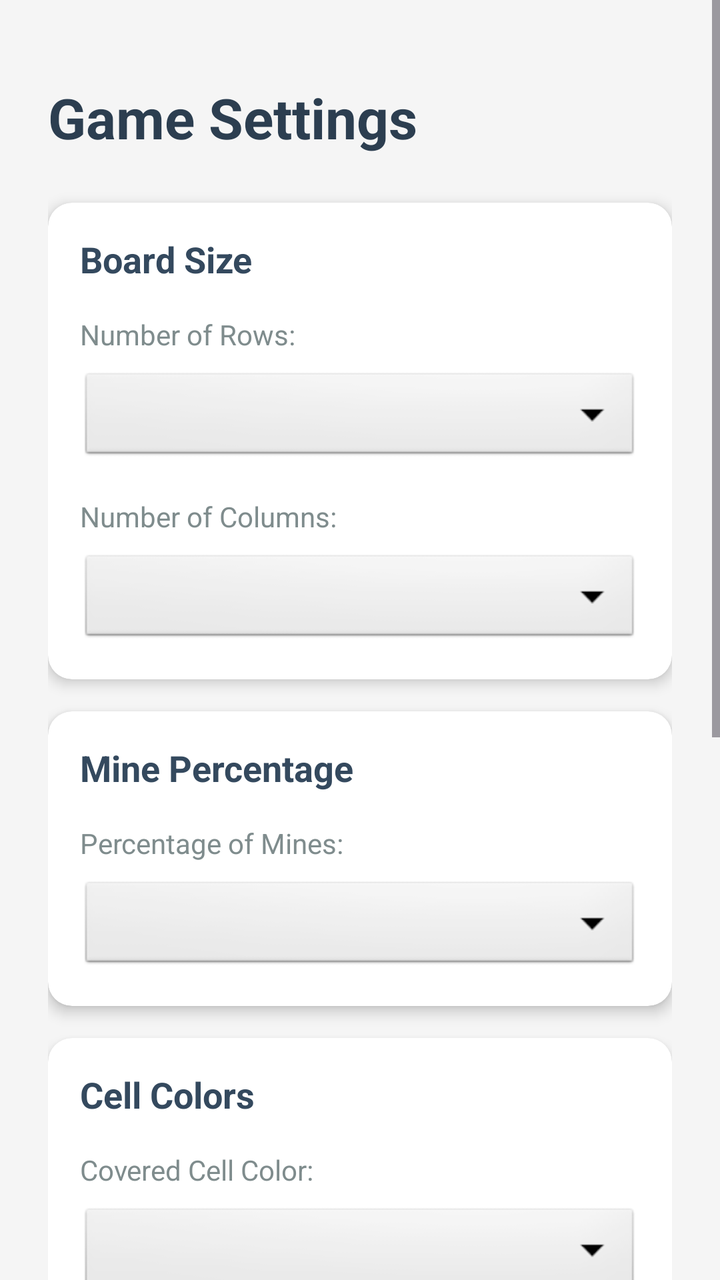
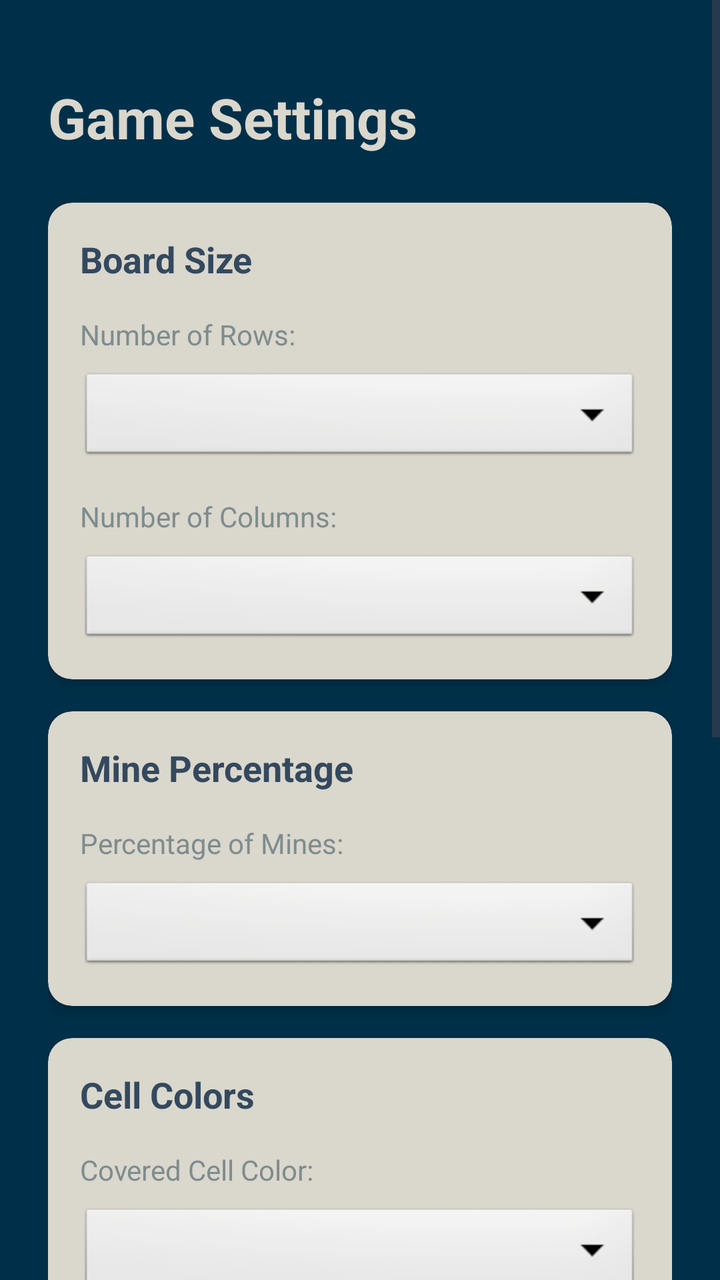

Compare the two renders of this Android layout. The source of the first and the diff that turns it into the second are given below.
<!-- AndroidManifest.xml: application theme Theme.Project2 -->
<!-- res/layout/activity_settings.xml -->
<?xml version="1.0" encoding="utf-8"?>
<ScrollView
    xmlns:android="http://schemas.android.com/apk/res/android"
    xmlns:app="http://schemas.android.com/apk/res-auto"
    android:layout_width="match_parent"
    android:layout_height="match_parent"
    android:background="#F5F5F5">

    <androidx.constraintlayout.widget.ConstraintLayout
        android:layout_width="match_parent"
        android:layout_height="wrap_content"
        android:padding="24dp">

        
        <TextView
            android:id="@+id/txtSettingsTitle"
            android:layout_width="wrap_content"
            android:layout_height="wrap_content"
            android:text="Game Settings"
            android:textSize="28sp"
            android:textStyle="bold"
            android:textColor="#2C3E50"
            app:layout_constraintTop_toTopOf="parent"
            app:layout_constraintStart_toStartOf="parent"
            android:layout_marginTop="16dp"/>

        
        <androidx.cardview.widget.CardView
            android:id="@+id/cardBoardSize"
            android:layout_width="0dp"
            android:layout_height="wrap_content"
            app:cardCornerRadius="12dp"
            app:cardElevation="4dp"
            app:layout_constraintTop_toBottomOf="@id/txtSettingsTitle"
            app:layout_constraintStart_toStartOf="parent"
            app:layout_constraintEnd_toEndOf="parent"
            android:layout_marginTop="24dp">

            <LinearLayout
                android:layout_width="match_parent"
                android:layout_height="wrap_content"
                android:orientation="vertical"
                android:padding="16dp">

                <TextView
                    android:id="@+id/txtBoardSizeTitle"
                    android:layout_width="wrap_content"
                    android:layout_height="wrap_content"
                    android:text="Board Size"
                    android:textSize="18sp"
                    android:textStyle="bold"
                    android:textColor="#34495E"
                    android:layout_marginBottom="16dp"/>

                
                <TextView
                    android:id="@+id/txtRowsLabel"
                    android:layout_width="wrap_content"
                    android:layout_height="wrap_content"
                    android:text="Number of Rows:"
                    android:textSize="14sp"
                    android:textColor="#7F8C8D"/>

                <Spinner
                    android:id="@+id/spinnerRows"
                    android:layout_width="match_parent"
                    android:layout_height="48dp"
                    android:layout_marginTop="8dp"
                    android:layout_marginBottom="16dp"
                    android:background="@android:drawable/btn_dropdown"/>

                
                <TextView
                    android:id="@+id/txtColumnsLabel"
                    android:layout_width="wrap_content"
                    android:layout_height="wrap_content"
                    android:text="Number of Columns:"
                    android:textSize="14sp"
                    android:textColor="#7F8C8D"/>

                <Spinner
                    android:id="@+id/spinnerColumns"
                    android:layout_width="match_parent"
                    android:layout_height="48dp"
                    android:layout_marginTop="8dp"
                    android:background="@android:drawable/btn_dropdown"/>

            </LinearLayout>

        </androidx.cardview.widget.CardView>

        
        <androidx.cardview.widget.CardView
            android:id="@+id/cardMinePercentage"
            android:layout_width="0dp"
            android:layout_height="wrap_content"
            app:cardCornerRadius="12dp"
            app:cardElevation="4dp"
            app:layout_constraintTop_toBottomOf="@id/cardBoardSize"
            app:layout_constraintStart_toStartOf="parent"
            app:layout_constraintEnd_toEndOf="parent"
            android:layout_marginTop="16dp">

            <LinearLayout
                android:layout_width="match_parent"
                android:layout_height="wrap_content"
                android:orientation="vertical"
                android:padding="16dp">

                <TextView
                    android:id="@+id/txtMinePercentTitle"
                    android:layout_width="wrap_content"
                    android:layout_height="wrap_content"
                    android:text="Mine Percentage"
                    android:textSize="18sp"
                    android:textStyle="bold"
                    android:textColor="#34495E"
                    android:layout_marginBottom="16dp"/>

                <TextView
                    android:id="@+id/txtMinePercentLabel"
                    android:layout_width="wrap_content"
                    android:layout_height="wrap_content"
                    android:text="Percentage of Mines:"
                    android:textSize="14sp"
                    android:textColor="#7F8C8D"/>

                <Spinner
                    android:id="@+id/spinnerMinePercent"
                    android:layout_width="match_parent"
                    android:layout_height="48dp"
                    android:layout_marginTop="8dp"
                    android:background="@android:drawable/btn_dropdown"/>

            </LinearLayout>

        </androidx.cardview.widget.CardView>

        
        <androidx.cardview.widget.CardView
            android:id="@+id/cardColorSettings"
            android:layout_width="0dp"
            android:layout_height="wrap_content"
            app:cardCornerRadius="12dp"
            app:cardElevation="4dp"
            app:layout_constraintTop_toBottomOf="@id/cardMinePercentage"
            app:layout_constraintStart_toStartOf="parent"
            app:layout_constraintEnd_toEndOf="parent"
            android:layout_marginTop="16dp">

            <LinearLayout
                android:layout_width="match_parent"
                android:layout_height="wrap_content"
                android:orientation="vertical"
                android:padding="16dp">

                <TextView
                    android:id="@+id/txtColorSettingsTitle"
                    android:layout_width="wrap_content"
                    android:layout_height="wrap_content"
                    android:text="Cell Colors"
                    android:textSize="18sp"
                    android:textStyle="bold"
                    android:textColor="#34495E"
                    android:layout_marginBottom="16dp"/>

                
                <TextView
                    android:id="@+id/txtCoveredCellLabel"
                    android:layout_width="wrap_content"
                    android:layout_height="wrap_content"
                    android:text="Covered Cell Color:"
                    android:textSize="14sp"
                    android:textColor="#7F8C8D"/>

                <Spinner
                    android:id="@+id/spinnerCoveredColor"
                    android:layout_width="match_parent"
                    android:layout_height="48dp"
                    android:layout_marginTop="8dp"
                    android:layout_marginBottom="12dp"
                    android:background="@android:drawable/btn_dropdown"/>

                
                <TextView
                    android:id="@+id/txtUncoveredCellLabel"
                    android:layout_width="wrap_content"
                    android:layout_height="wrap_content"
                    android:text="Uncovered Cell Color:"
                    android:textSize="14sp"
                    android:textColor="#7F8C8D"/>

                <Spinner
                    android:id="@+id/spinnerUncoveredColor"
                    android:layout_width="match_parent"
                    android:layout_height="48dp"
                    android:layout_marginTop="8dp"
                    android:layout_marginBottom="12dp"
                    android:background="@android:drawable/btn_dropdown"/>

                
                <TextView
                    android:id="@+id/txtSuspectedCellLabel"
                    android:layout_width="wrap_content"
                    android:layout_height="wrap_content"
                    android:text="Suspected/Flag Cell Color:"
                    android:textSize="14sp"
                    android:textColor="#7F8C8D"/>

                <Spinner
                    android:id="@+id/spinnerSuspectedColor"
                    android:layout_width="match_parent"
                    android:layout_height="48dp"
                    android:layout_marginTop="8dp"
                    android:layout_marginBottom="12dp"
                    android:background="@android:drawable/btn_dropdown"/>

                
                <TextView
                    android:id="@+id/txtMineCellLabel"
                    android:layout_width="wrap_content"
                    android:layout_height="wrap_content"
                    android:text="Mine Cell Color:"
                    android:textSize="14sp"
                    android:textColor="#7F8C8D"/>

                <Spinner
                    android:id="@+id/spinnerMineColor"
                    android:layout_width="match_parent"
                    android:layout_height="48dp"
                    android:layout_marginTop="8dp"
                    android:background="@android:drawable/btn_dropdown"/>

            </LinearLayout>

        </androidx.cardview.widget.CardView>

        
        <Button
            android:id="@+id/btnSaveSettings"
            android:layout_width="0dp"
            android:layout_height="60dp"
            android:text="SAVE  PLAY"
            android:textSize="16sp"
            android:textStyle="bold"
            android:backgroundTint="#27AE60"
            app:layout_constraintTop_toBottomOf="@id/cardColorSettings"
            app:layout_constraintStart_toStartOf="parent"
            app:layout_constraintEnd_toEndOf="parent"
            android:layout_marginTop="24dp"/>

        <Button
            android:id="@+id/btnBackToMenu"
            android:layout_width="0dp"
            android:layout_height="60dp"
            android:text="BACK TO MENU"
            android:textSize="16sp"
            android:textStyle="bold"
            android:backgroundTint="#95A5A6"
            app:layout_constraintTop_toBottomOf="@id/btnSaveSettings"
            app:layout_constraintStart_toStartOf="parent"
            app:layout_constraintEnd_toEndOf="parent"
            android:layout_marginTop="16dp"
            android:layout_marginBottom="24dp"/>

    </androidx.constraintlayout.widget.ConstraintLayout>

</ScrollView>
<!-- resources referenced by this layout -->
<resources>
  <style name="Theme.Project2" parent="Base.Theme.Project2" />
  <style name="Base.Theme.Project2" parent="Theme.Material3.DayNight.NoActionBar">
          
          
      </style>
</resources>

<!-- the commit's change to res/layout/activity_settings.xml (unified diff, before → after) -->
@@ -4,7 +4,7 @@
     xmlns:app="http://schemas.android.com/apk/res-auto"
     android:layout_width="match_parent"
     android:layout_height="match_parent"
-    android:background="#F5F5F5">
+    android:background="#003049">
 
     <androidx.constraintlayout.widget.ConstraintLayout
         android:layout_width="match_parent"
@@ -19,7 +19,7 @@
             android:text="Game Settings"
             android:textSize="28sp"
             android:textStyle="bold"
-            android:textColor="#2C3E50"
+            android:textColor="#dad7cd"
             app:layout_constraintTop_toTopOf="parent"
             app:layout_constraintStart_toStartOf="parent"
             android:layout_marginTop="16dp"/>
@@ -34,7 +34,8 @@
             app:layout_constraintTop_toBottomOf="@id/txtSettingsTitle"
             app:layout_constraintStart_toStartOf="parent"
             app:layout_constraintEnd_toEndOf="parent"
-            android:layout_marginTop="24dp">
+            android:layout_marginTop="24dp"
+            app:cardBackgroundColor="#dad7cd">
 
             <LinearLayout
                 android:layout_width="match_parent"
@@ -99,7 +100,8 @@
             app:layout_constraintTop_toBottomOf="@id/cardBoardSize"
             app:layout_constraintStart_toStartOf="parent"
             app:layout_constraintEnd_toEndOf="parent"
-            android:layout_marginTop="16dp">
+            android:layout_marginTop="16dp"
+            app:cardBackgroundColor="#dad7cd">
 
             <LinearLayout
                 android:layout_width="match_parent"
@@ -146,7 +148,8 @@
             app:layout_constraintTop_toBottomOf="@id/cardMinePercentage"
             app:layout_constraintStart_toStartOf="parent"
             app:layout_constraintEnd_toEndOf="parent"
-            android:layout_marginTop="16dp">
+            android:layout_marginTop="16dp"
+            app:cardBackgroundColor="#dad7cd">
 
             <LinearLayout
                 android:layout_width="match_parent"
